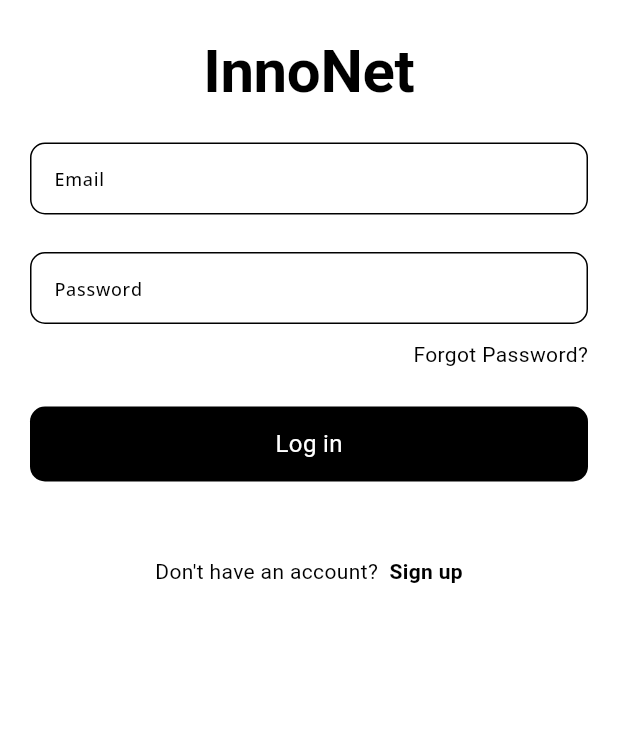
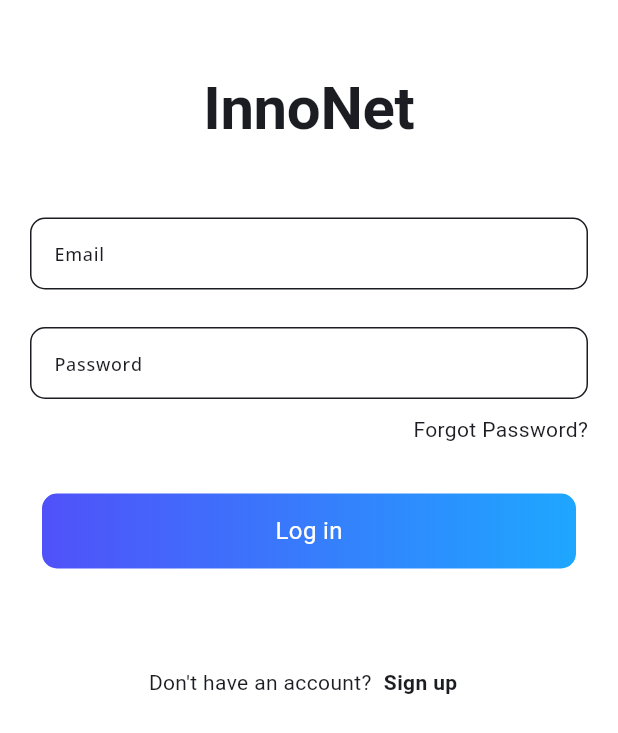
Before and after one commit to Shelvin46/inno_net_app, a Flutter app: the screen it shows after launch, on a phone screen of 412 x 824 dp. Shown: the top 733 px of the screen. Run offline on Flutter 3.47's test engine with Material 3 defaults, Android fonts, the phone set to English and light mode, and no system bars; our stand-ins replace get_it, google_fonts, page_transition.

Commit message:
Update app theme colors and login screen layout

```diff
--- a/lib/app.dart
+++ b/lib/app.dart
@@ -11,13 +11,14 @@ class MyApp extends StatelessWidget {
   Widget build(BuildContext context) {
     return MaterialApp(
       debugShowCheckedModeBanner: false,
-      title: 'InnoNet App',
+      title: 'InnoNet',
       theme: ThemeData(
         scaffoldBackgroundColor: AppColors.white,
         fontFamily: TextStyleConstants.fontFamily,
         useMaterial3: true,
+        // app text color
         colorScheme: const ColorScheme(
-            brightness: Brightness.dark,
+          brightness: Brightness.light,
           primary: AppColors.black,
           onPrimary: AppColors.black,
           secondary: AppColors.black,
@@ -27,7 +28,23 @@ class MyApp extends StatelessWidget {
           background: AppColors.black,
           onBackground: AppColors.black,
           surface: AppColors.black,
-            onSurface: AppColors.black),
+          onSurface: AppColors.black,
+        ),
+        // button theme
+        buttonTheme: const ButtonThemeData(
+            colorScheme: ColorScheme(
+                brightness: Brightness.light,
+                primary: AppColors.white,
+                onPrimary: AppColors.white,
+                secondary: AppColors.white,
+                onSecondary: AppColors.white,
+                error: AppColors.white,
+                onError: AppColors.white,
+                background: AppColors.white,
+                onBackground: AppColors.white,
+                surface: AppColors.white,
+                onSurface: AppColors.white)),
+        // text style
         textTheme: TextTheme(
           displayLarge: TextStyleConstants.displayLargeTextStyle,
           displaySmall: TextStyleConstants.displaySmallTextStyle,
@@ -37,8 +54,23 @@ class MyApp extends StatelessWidget {
       darkTheme: ThemeData(
         fontFamily: TextStyleConstants.fontFamily,
         brightness: Brightness.dark, // Set the background color to black
-        scaffoldBackgroundColor: AppColors.black,
+        scaffoldBackgroundColor: const Color.fromRGBO(0, 0, 0, 1),
         useMaterial3: true,
+        // button theme
+        buttonTheme: const ButtonThemeData(
+            colorScheme: ColorScheme(
+                brightness: Brightness.dark,
+                primary: AppColors.white,
+                onPrimary: AppColors.white,
+                secondary: AppColors.white,
+                onSecondary: AppColors.white,
+                error: AppColors.white,
+                onError: AppColors.white,
+                background: AppColors.white,
+                onBackground: AppColors.white,
+                surface: AppColors.white,
+                onSurface: AppColors.white)),
+        // app color scheme
         colorScheme: const ColorScheme(
             brightness: Brightness.dark,
             primary: AppColors.black,
@@ -52,6 +84,7 @@ class MyApp extends StatelessWidget {
             surface: AppColors.white,
             onSurface: AppColors.white),
 
+        // text style
         textTheme: TextTheme(
           displayLarge: TextStyleConstants.displayLargeTextStyle,
           displaySmall: TextStyleConstants.displaySmallTextStyle,
--- a/lib/core/constants/color_constants.dart
+++ b/lib/core/constants/color_constants.dart
@@ -2,7 +2,8 @@ import 'package:flutter/material.dart';
 
 ///[AppColors] is a class which contains all the colors used in the app.
 class AppColors {
-  static const black = Colors.black;
+  static const blackThemeColor = Colors.black;
+  static const black = Color(0xFF1C1D22);
   static const white = Colors.white;
   static const grey = Colors.grey;
   static const red = Colors.red;
--- a/lib/main.dart
+++ b/lib/main.dart
@@ -1,9 +1,13 @@
 import 'package:flutter/material.dart';
 import 'package:flutter/services.dart';
 import 'package:inno_net_app/app.dart';
+import 'package:inno_net_app/service_locator.dart';
 
 void main() async {
+  //Setting up ServiceLocator
+  ServiceLocator.setupLocator();
   WidgetsFlutterBinding.ensureInitialized();
+
   //Setting SystemUIOverlay
   SystemChrome.setSystemUIOverlayStyle(const SystemUiOverlayStyle(
     systemStatusBarContrastEnforced: false,
--- a/lib/presentation/screens/auth_screens/login_screens/login_screen.dart
+++ b/lib/presentation/screens/auth_screens/login_screens/login_screen.dart
@@ -1,8 +1,12 @@
 import 'package:flutter/material.dart';
-import 'package:inno_net_app/core/constants/text_form_fields_decorations_constants.dart';
+import 'package:inno_net_app/core/extensions/custom_gesture_detector.dart';
+import 'package:inno_net_app/core/extensions/page_navigation_extension.dart';
 import 'package:inno_net_app/core/extensions/screen_size_extension.dart';
+import 'package:inno_net_app/presentation/screens/auth_screens/sign_up_screens/sign_up_screen.dart';
 import 'package:inno_net_app/presentation/screens/common/base_screen.dart';
+import 'package:inno_net_app/presentation/widgets/button_widget.dart';
 import 'package:inno_net_app/presentation/widgets/custom_text_form_field.dart';
+import 'package:page_transition/page_transition.dart';
 
 class LoginScreen extends StatefulWidget {
   const LoginScreen({super.key});
@@ -15,7 +19,9 @@ final textFormFields = [
   const CustomTextFormField(
     hintText: "Email",
   ),
-  const CustomTextFormField(hintText: "Password"),
+  const CustomTextFormField(
+    hintText: "Password",
+  ),
 ];
 
 class _LoginScreenState extends State<LoginScreen> {
@@ -23,13 +29,15 @@ class _LoginScreenState extends State<LoginScreen> {
   Widget build(BuildContext context) {
     return BaseScreen(
         child: Column(
+      // mainAxisAlignment: MainAxisAlignment.center,
       children: [
-        25.h,
+        // 25.h,
+        50.h,
         Text(
           "InnoNet",
           style: Theme.of(context).textTheme.displayLarge,
         ),
-        25.h,
+        50.h,
         // text form fields
         ListView.separated(
             shrinkWrap: true,
@@ -51,32 +59,31 @@ class _LoginScreenState extends State<LoginScreen> {
         ),
         25.h,
         // button to login
-        Container(
-            height: 50,
-            alignment: Alignment.center,
-            decoration: BoxDecoration(
-                borderRadius: DecorationConstants.borderRadius,
-                color: Theme.of(context).colorScheme.secondary),
-            child: Text(
-              "Log in",
-              style: TextStyle(
-                fontSize: 16,
-                color: Theme.of(context).colorScheme.onSecondary,
-              ),
-            )),
+        ButtonWidget(
+          buttonText: "Log in",
+          onTap: () {},
+        ),
         50.h,
         // sign up text
-        const Row(
+        Row(
           mainAxisAlignment: MainAxisAlignment.center,
           children: [
-            Text(
-              "Don't have an account?  ",
+            const Text(
+              "Don't have an account?",
             ),
-            Text(
+            const Text(
               "Sign up",
               style: TextStyle(
                 fontWeight: FontWeight.bold,
               ),
+            ).customGestureDetector(
+              onTap: () {
+                // push the sign up screen
+                context.pushWithTransition(
+                  SignUpPage(),
+                  PageTransitionType.rightToLeftWithFade,
+                );
+              },
             ),
           ],
         ),
--- a/lib/presentation/screens/splash_screen/splash_screen.dart
+++ b/lib/presentation/screens/splash_screen/splash_screen.dart
@@ -1,6 +1,7 @@
 import 'package:flutter/material.dart';
 import 'package:inno_net_app/core/extensions/page_navigation_extension.dart';
 import 'package:inno_net_app/presentation/screens/auth_screens/login_screens/login_screen.dart';
+import 'package:page_transition/page_transition.dart';
 
 /// [SplashScreen] is the first screen of the app.
 class SplashScreen extends StatefulWidget {
@@ -15,7 +16,8 @@ class _SplashScreenState extends State<SplashScreen> {
   void initState() {
     // delay for 2 seconds and then navigate to home screen
     Future.delayed(const Duration(seconds: 2), () {
-      context.pushWithFadeTransition(const LoginScreen());
+      context.pushReplacementWithTransition(
+          const LoginScreen(), PageTransitionType.rightToLeftWithFade);
     });
     super.initState();
   }
--- /dev/null
+++ b/lib/presentation/utils/form_keys.dart
@@ -0,0 +1,5 @@
+import 'package:flutter/material.dart';
+
+class FormKeys {
+  static final GlobalKey<FormState> myFormKey = GlobalKey<FormState>();
+}
--- /dev/null
+++ b/lib/presentation/widgets/button_widget.dart
@@ -0,0 +1,31 @@
+import 'package:flutter/material.dart';
+import 'package:inno_net_app/core/constants/decorations_constants.dart';
+import 'package:inno_net_app/core/extensions/custom_gesture_detector.dart';
+
+class ButtonWidget extends StatelessWidget {
+  const ButtonWidget(
+      {super.key, required this.buttonText, required this.onTap});
+  final String buttonText;
+  final VoidCallback onTap;
+
+  @override
+  Widget build(BuildContext context) {
+    return Container(
+        height: 50,
+        alignment: Alignment.center,
+        decoration: BoxDecoration(
+            borderRadius: DecorationConstants.borderRadius,
+            // color: Theme.of(context).colorScheme.secondary,
+            gradient: const LinearGradient(colors: [
+              Color(0xFF5051F9),
+              Color(0xFF1EA7FF),
+            ])),
+        child: Text(
+          buttonText,
+          style: TextStyle(
+            fontSize: 16,
+            color: Theme.of(context).buttonTheme.colorScheme?.primary,
+          ),
+        )).customGestureDetector(onTap: onTap);
+  }
+}
--- a/lib/presentation/widgets/custom_text_form_field.dart
+++ b/lib/presentation/widgets/custom_text_form_field.dart
@@ -1,25 +1,29 @@
 import 'package:flutter/material.dart';
-import 'package:inno_net_app/core/constants/text_form_fields_decorations_constants.dart';
+import 'package:inno_net_app/core/constants/decorations_constants.dart';
 
-class CustomTextFormField extends StatefulWidget {
-  const CustomTextFormField({super.key, this.hintText, this.controller});
+class CustomTextFormField extends StatelessWidget {
+  const CustomTextFormField(
+      {super.key,
+      this.hintText,
+      this.controller,
+      this.validator,
+      this.autovalidateMode});
   final String? hintText;
   final TextEditingController? controller;
+  final String? Function(String?)? validator;
+  final AutovalidateMode? autovalidateMode;
 
-  @override
-  State<CustomTextFormField> createState() => _CustomTextFormFieldState();
-}
-
-class _CustomTextFormFieldState extends State<CustomTextFormField> {
   @override
   Widget build(BuildContext context) {
     return TextFormField(
-      controller: widget.controller,
+      autovalidateMode: autovalidateMode,
+      validator: validator,
+      controller: controller,
       cursorColor:
           Theme.of(context).colorScheme.secondary, // Set the cursor color h
       decoration: InputDecoration(
         isDense: true,
-        hintText: widget.hintText,
+        hintText: hintText,
         hintStyle: Theme.of(context).textTheme.labelSmall,
         border: OutlineInputBorder(
           borderRadius: DecorationConstants.borderRadius,
```
Also changed, not shown: lib/core/entities/user_entities.dart (added, +44 -0 lines), lib/core/extensions/custom_gesture_detector.dart (added, +14 -0 lines), lib/core/extensions/page_navigation_extension.dart (+127 -101 lines), lib/presentation/screens/auth_screens/sign_up_screens/sign_up_screen.dart (added, +97 -0 lines), lib/service_locator.dart (added, +10 -0 lines), lib/core/constants/decorations_constants.dart (renamed from lib/core/constants/text_form_fields_decorations_constants.dart). Lines whose indentation alone changed are shown as unchanged.
